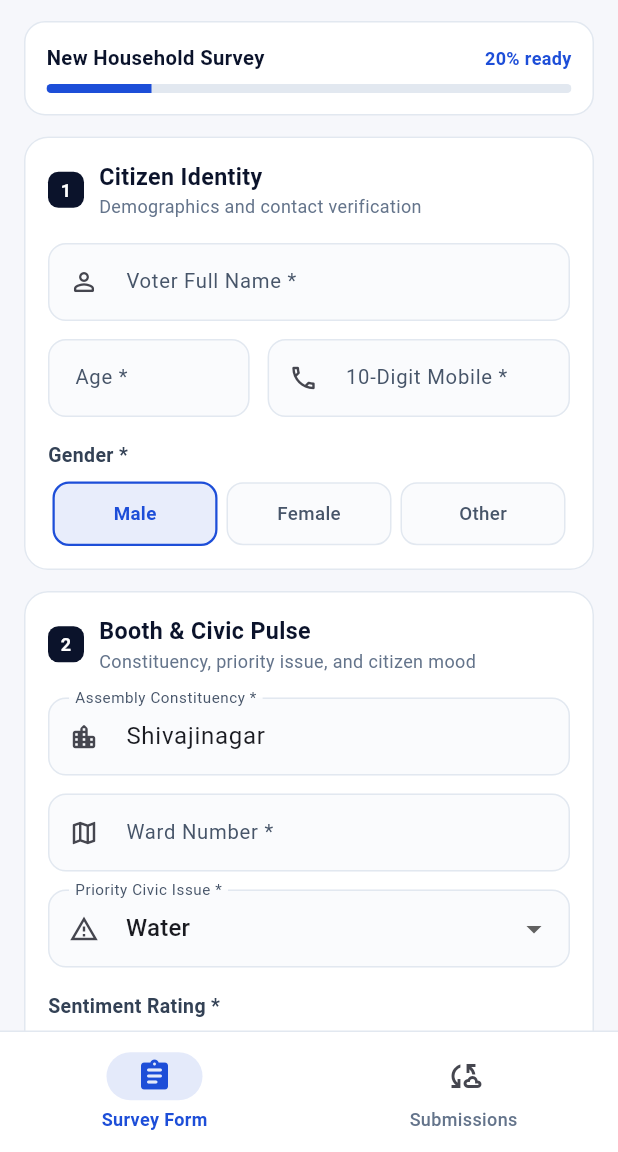
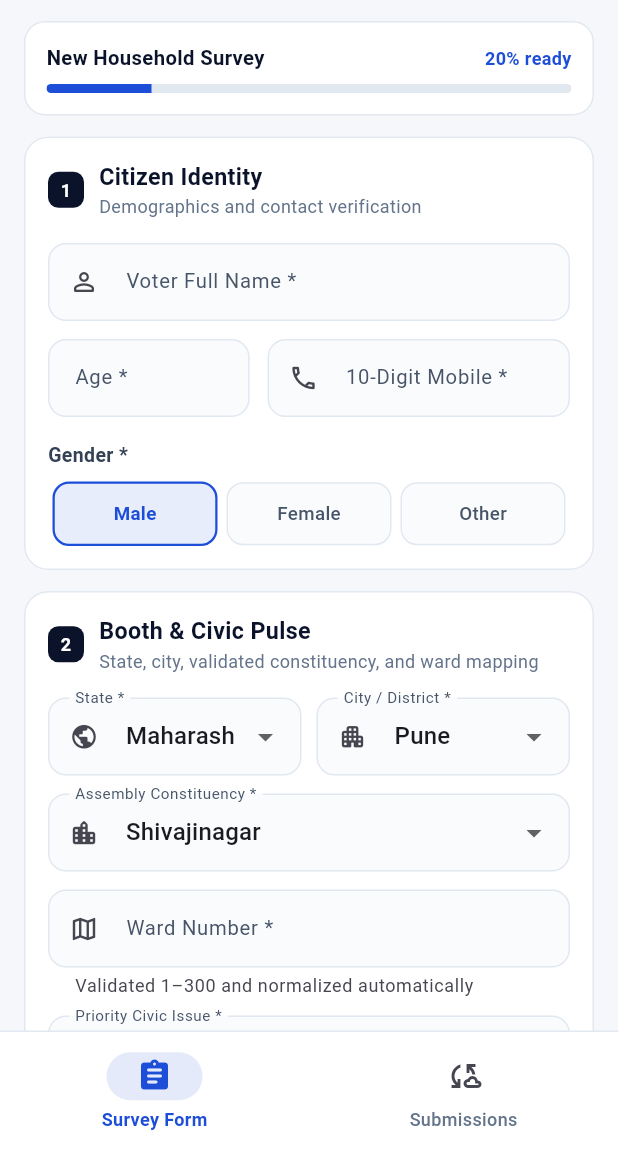
Before and after one commit to BitByBitNomad/matdata-pulse, a Flutter app: the HomeView screen opened by its route, on a phone screen of 412 x 824 dp, the part 84-1236 px from its top. Run offline on Flutter 3.47's test engine with Material 3 defaults, Android fonts, the phone set to English and light mode, and no system bars; our stand-ins replace connectivity_plus, dio, flutter_secure_storage, get, hive_flutter; accounts and stored records are empty.

Commit message:
feat(app): add cascading State/City/AC dropdowns and Ward validation

```diff
--- /dev/null
+++ b/App/lib/app/core/constants/geo_constants.dart
@@ -0,0 +1,106 @@
+class GeoConstants {
+  GeoConstants._();
+
+  static const String customConstituencyOption = 'Other (Enter Manually)';
+
+  /// Canonical State -> City/District -> Assembly Constituency registry.
+  /// Prevents AC name collisions (e.g. Shivajinagar in Pune vs Bengaluru).
+  static const Map<String, Map<String, List<String>>> indiaHierarchy = {
+    'Maharashtra': {
+      'Pune': [
+        'Shivajinagar',
+        'Kothrud',
+        'Kasba Peth',
+        'Parvati',
+        'Pune Cantonment',
+        'Vadgaon Sheri',
+        'Hadapsar',
+        'Khadakwasla',
+      ],
+      'Mumbai': [
+        'Colaba',
+        'Malabar Hill',
+        'Worli',
+        'Bandra West',
+        'Andheri West',
+        'Andheri East',
+        'Borivali',
+        'Mulund',
+      ],
+      'Nagpur': [
+        'Nagpur South West',
+        'Nagpur South',
+        'Nagpur East',
+        'Nagpur Central',
+        'Nagpur West',
+        'Nagpur North',
+      ],
+      'Nashik': [
+        'Nashik East',
+        'Nashik Central',
+        'Nashik West',
+        'Deolali',
+        'Igatpuri',
+      ],
+      'Thane': [
+        'Thane',
+        'Kopri-Pachpakhadi',
+        'Ovala-Majiwada',
+        'Airoli',
+        'Belapur',
+      ],
+    },
+    'Karnataka': {
+      'Bengaluru': [
+        'Shivajinagar',
+        'Malleshwaram',
+        'Jayanagar',
+        'Indiranagar (CV Raman Nagar)',
+        'Koramangala (BTM Layout)',
+        'Hebbal',
+      ],
+      'Mysuru': [
+        'Chamaraja',
+        'Krishnaraja',
+        'Narasimharaja',
+        'Chamundeshwari',
+      ],
+    },
+    'Delhi': {
+      'New Delhi': [
+        'New Delhi',
+        'Karol Bagh',
+        'Rajinder Nagar',
+        'Greater Kailash',
+        'Rohini',
+        'Dwarka',
+      ],
+    },
+    'Gujarat': {
+      'Ahmedabad': [
+        'Ellisbridge',
+        'Naranpura',
+        'Ghatlodia',
+        'Maninagar',
+        'Sabarmati',
+      ],
+      'Surat': [
+        'Surat East',
+        'Surat North',
+        'Surat West',
+        'Majura',
+        'Katargam',
+      ],
+    },
+  };
+
+  static List<String> get states => indiaHierarchy.keys.toList();
+
+  static List<String> citiesForState(String state) {
+    return indiaHierarchy[state]?.keys.toList() ?? [];
+  }
+
+  static List<String> constituenciesForCity(String state, String city) {
+    return indiaHierarchy[state]?[city] ?? [];
+  }
+}
--- a/App/lib/app/core/utils/validators.dart
+++ b/App/lib/app/core/utils/validators.dart
@@ -1,10 +1,18 @@
 class SurveyValidators {
   SurveyValidators._();
+
+  static final RegExp _wardRegex =
+      RegExp(r'^(?:ward\s*[-#]?\s*)?([1-9]\d{0,2})([a-zA-Z]?)$', caseSensitive: false);
+  static final RegExp _placeNameRegex =
+      RegExp(r'^[A-Za-z][A-Za-z0-9\s\-().]{2,119}$');
 
   static String? validateName(String? value) {
     final trimmed = value?.trim() ?? '';
     if (trimmed.isEmpty) return 'Voter full name is required';
     if (trimmed.length < 2) return 'Enter at least 2 characters';
+    if (!RegExp(r'[A-Za-z]{2,}').hasMatch(trimmed)) {
+      return 'Enter a valid alphabetic voter name';
+    }
     return null;
   }
 
@@ -26,6 +34,49 @@ class SurveyValidators {
     return null;
   }
 
+  static String? validateConstituency(String? value) {
+    final trimmed = (value ?? '').trim().replaceAll(RegExp(r'\s+'), ' ');
+    if (trimmed.isEmpty) return 'Assembly Constituency is required';
+    if (trimmed.length < 3) return 'Enter at least 3 characters';
+    if (!_placeNameRegex.hasMatch(trimmed)) {
+      return 'Start with a letter (no pure numbers or symbols)';
+    }
+    final letters = RegExp(r'[A-Za-z]').allMatches(trimmed).length;
+    if (letters < 3) {
+      return 'Must contain at least 3 alphabetic characters';
+    }
+    final alphaOnly = trimmed.replaceAll(RegExp(r'[^a-zA-Z]'), '').toLowerCase();
+    if (alphaOnly.length >= 3 && alphaOnly.split('').toSet().length == 1) {
+      return 'Enter a valid Assembly Constituency name';
+    }
+    return null;
+  }
+
+  static String? validateWardNumber(String? value) {
+    final trimmed = (value ?? '').trim().replaceAll(RegExp(r'\s+'), ' ');
+    if (trimmed.isEmpty) return 'Ward number is required';
+    final match = _wardRegex.firstMatch(trimmed);
+    if (match == null) {
+      return 'Use format "14", "Ward 14", or "14A" (1–300)';
+    }
+    final num = int.tryParse(match.group(1) ?? '');
+    if (num == null || num < 1 || num > 300) {
+      return 'Ward number must be between 1 and 300';
+    }
+    return null;
+  }
+
+  /// Normalizes `"14"` or `"ward-14a"` -> `"Ward 14"` / `"Ward 14A"` so analytics don't split.
+  static String normalizeWardNumber(String raw) {
+    final trimmed = raw.trim().replaceAll(RegExp(r'\s+'), ' ');
+    final match = _wardRegex.firstMatch(trimmed);
+    if (match == null) return trimmed;
+    final num = int.parse(match.group(1)!);
+    final suffix = (match.group(2) ?? '').toUpperCase();
+    final padded = num < 10 ? '0$num' : '$num';
+    return 'Ward $padded$suffix';
+  }
+
   static String? validateRequiredField(String? value, String fieldLabel) {
     final trimmed = value?.trim() ?? '';
     if (trimmed.isEmpty) return '$fieldLabel is required';
--- a/App/lib/app/data/models/survey_model.dart
+++ b/App/lib/app/data/models/survey_model.dart
@@ -7,6 +7,8 @@ class SurveyModel {
   final int age;
   final String gender;
   final String mobileNumber;
+  final String state;
+  final String city;
   final String assemblyConstituency;
   final String wardNumber;
   final String priorityCivicIssue;
@@ -24,6 +26,8 @@ class SurveyModel {
     required this.age,
     required this.gender,
     required this.mobileNumber,
+    this.state = 'Maharashtra',
+    this.city = 'Pune',
     required this.assemblyConstituency,
     required this.wardNumber,
     required this.priorityCivicIssue,
@@ -50,6 +54,8 @@ class SurveyModel {
       age: age,
       gender: gender,
       mobileNumber: mobileNumber,
+      state: state,
+      city: city,
       assemblyConstituency: assemblyConstituency,
       wardNumber: wardNumber,
       priorityCivicIssue: priorityCivicIssue,
@@ -70,6 +76,8 @@ class SurveyModel {
       'age': age,
       'gender': gender,
       'mobileNumber': mobileNumber,
+      'state': state,
+      'city': city,
       'assemblyConstituency': assemblyConstituency,
       'wardNumber': wardNumber,
       'priorityCivicIssue': priorityCivicIssue,
@@ -87,6 +95,8 @@ class SurveyModel {
       'age': age,
       'gender': gender,
       'mobileNumber': mobileNumber,
+      'state': state,
+      'city': city,
       'assemblyConstituency': assemblyConstituency,
       'wardNumber': wardNumber,
       'priorityCivicIssue': priorityCivicIssue,
@@ -107,6 +117,8 @@ class SurveyModel {
       age: (map['age'] as num).toInt(),
       gender: map['gender'] as String,
       mobileNumber: map['mobileNumber'] as String,
+      state: (map['state'] as String?) ?? 'Maharashtra',
+      city: (map['city'] as String?) ?? 'Pune',
       assemblyConstituency: map['assemblyConstituency'] as String,
       wardNumber: map['wardNumber'] as String,
       priorityCivicIssue: map['priorityCivicIssue'] as String,
--- a/App/lib/app/modules/submissions/submissions_view.dart
+++ b/App/lib/app/modules/submissions/submissions_view.dart
@@ -297,8 +297,8 @@ class _AnimatedSurveyCardState extends State<_AnimatedSurveyCard> {
                           ),
                           const SizedBox(height: 2),
                           Text(
-                            '${survey.assemblyConstituency} · ${survey.wardNumber}',
-                            style: const TextStyle(fontSize: 12.5, color: Color(0xFF475569)),
+                            '${survey.assemblyConstituency} · ${survey.wardNumber} · ${survey.city}, ${survey.state}',
+                            style: const TextStyle(fontSize: 12, color: Color(0xFF475569)),
                           ),
                         ],
                       ),
--- a/App/lib/app/modules/survey_form/survey_form_view.dart
+++ b/App/lib/app/modules/survey_form/survey_form_view.dart
@@ -2,6 +2,7 @@ import 'package:flutter/material.dart';
 import 'package:flutter/services.dart';
 import 'package:get/get.dart';
 import '../../core/constants/app_constants.dart';
+import '../../core/constants/geo_constants.dart';
 import '../../core/theme/app_theme.dart';
 import '../../core/utils/validators.dart';
 import 'survey_form_controller.dart';
@@ -107,28 +108,100 @@ class SurveyFormView extends GetView<SurveyFormController> {
           _SectionCard(
             stepNumber: '2',
             title: 'Booth & Civic Pulse',
-            subtitle: 'Constituency, priority issue, and citizen mood',
+            subtitle: 'State, city, validated constituency, and ward mapping',
             children: [
-              TextFormField(
-                controller: controller.constituencyController,
-                textCapitalization: TextCapitalization.words,
-                decoration: const InputDecoration(
-                  labelText: 'Assembly Constituency *',
-                  hintText: 'e.g., Shivajinagar',
-                  prefixIcon: Icon(Icons.location_city_rounded, size: 20),
+              Row(
+                crossAxisAlignment: CrossAxisAlignment.start,
+                children: [
+                  Expanded(
+                    child: Obx(
+                      () => DropdownButtonFormField<String>(
+                        initialValue: controller.selectedState.value,
+                        isExpanded: true,
+                        decoration: const InputDecoration(
+                          labelText: 'State *',
+                          prefixIcon: Icon(Icons.public_rounded, size: 19),
+                        ),
+                        items: GeoConstants.states
+                            .map((s) => DropdownMenuItem(value: s, child: Text(s)))
+                            .toList(),
+                        onChanged: (val) {
+                          if (val != null) controller.onStateChanged(val);
+                        },
+                      ),
+                    ),
+                  ),
+                  const SizedBox(width: 10),
+                  Expanded(
+                    child: Obx(
+                      () => DropdownButtonFormField<String>(
+                        key: ValueKey('city_${controller.selectedState.value}'),
+                        initialValue: controller.selectedCity.value,
+                        isExpanded: true,
+                        decoration: const InputDecoration(
+                          labelText: 'City / District *',
+                          prefixIcon: Icon(Icons.apartment_rounded, size: 19),
+                        ),
+                        items: controller.availableCities
+                            .map((c) => DropdownMenuItem(value: c, child: Text(c)))
+                            .toList(),
+                        onChanged: (val) {
+                          if (val != null) controller.onCityChanged(val);
+                        },
+                      ),
+                    ),
+                  ),
+                ],
+              ),
+              const SizedBox(height: 12),
+              Obx(
+                () => DropdownButtonFormField<String>(
+                  key: ValueKey(
+                    'ac_${controller.selectedState.value}_${controller.selectedCity.value}',
+                  ),
+                  initialValue: controller.selectedConstituency.value,
+                  isExpanded: true,
+                  decoration: const InputDecoration(
+                    labelText: 'Assembly Constituency *',
+                    prefixIcon: Icon(Icons.location_city_rounded, size: 20),
+                  ),
+                  items: controller.availableConstituencies
+                      .map((ac) => DropdownMenuItem(value: ac, child: Text(ac)))
+                      .toList(),
+                  onChanged: (val) {
+                    if (val != null) controller.onConstituencyChanged(val);
+                  },
                 ),
-                validator: (v) =>
-                    SurveyValidators.validateRequiredField(v, 'Assembly Constituency'),
               ),
+              Obx(() {
+                if (!controller.isCustomConstituency) {
+                  return const SizedBox.shrink();
+                }
+                return Padding(
+                  padding: const EdgeInsets.only(top: 12),
+                  child: TextFormField(
+                    controller: controller.customConstituencyController,
+                    textCapitalization: TextCapitalization.words,
+                    decoration: const InputDecoration(
+                      labelText: 'Enter Assembly Constituency Name *',
+                      hintText: 'e.g., Baramati or Indapur',
+                      prefixIcon: Icon(Icons.edit_location_alt_outlined, size: 20),
+                    ),
+                    validator: SurveyValidators.validateConstituency,
+                  ),
+                );
+              }),
               const SizedBox(height: 12),
               TextFormField(
                 controller: controller.wardController,
+                textCapitalization: TextCapitalization.words,
                 decoration: const InputDecoration(
                   labelText: 'Ward Number *',
-                  hintText: 'e.g., Ward 14',
+                  hintText: '1–300 (e.g., 14 or Ward 14)',
+                  helperText: 'Validated 1–300 and normalized automatically',
                   prefixIcon: Icon(Icons.map_outlined, size: 20),
                 ),
-                validator: (v) => SurveyValidators.validateRequiredField(v, 'Ward Number'),
+                validator: SurveyValidators.validateWardNumber,
               ),
               const SizedBox(height: 12),
               Obx(
```
Also changed, not shown: App/lib/app/modules/survey_form/survey_form_controller.dart (+66 -12 lines), 1 other file.
